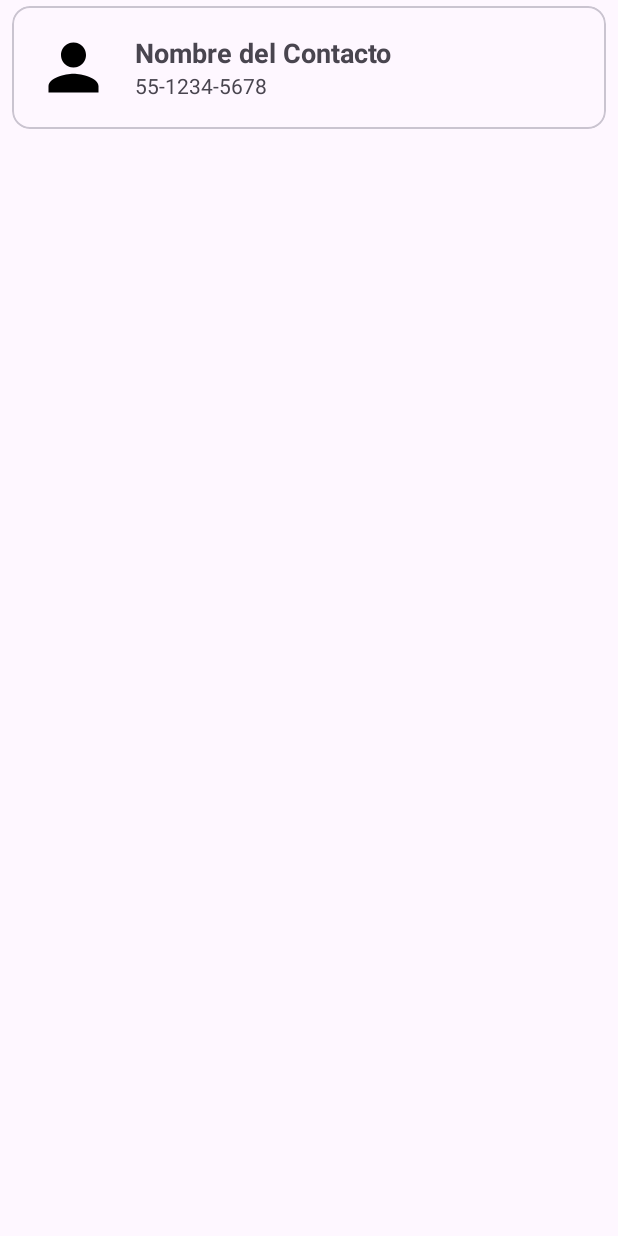
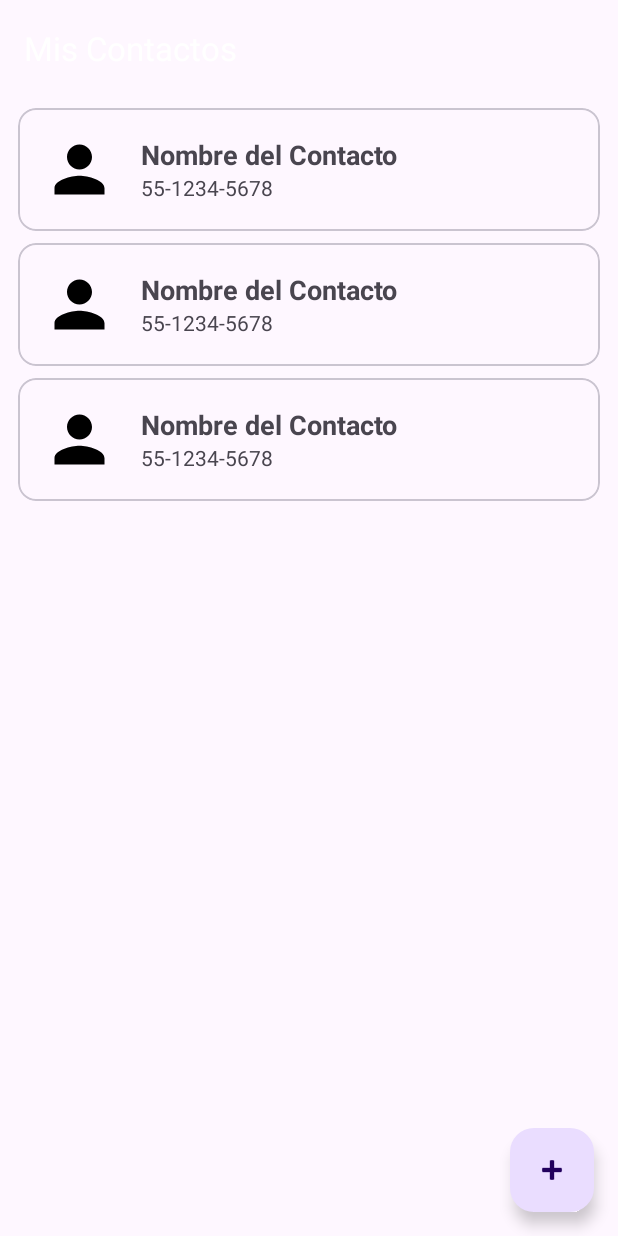
Before and after one commit to mario32111/PracticasAndroid, an Android app: the layout activity_contactos.xml on its own in the app's theme, with its tools: preview values and no code run, on a phone screen of 412 x 824 dp. Run offline under Robolectric (Android 15) with nearby library versions, the phone set to English and light mode, and no system bars.

Commit message:
feat: cerrar sesion

```diff
--- a/PraticaAgenda/app/src/main/java/com/example/praticaagenda/ContactosActivity.kt
+++ b/PraticaAgenda/app/src/main/java/com/example/praticaagenda/ContactosActivity.kt
@@ -1,20 +1,55 @@
 package com.example.praticaagenda
 
+import android.content.Intent
 import android.os.Bundle
-import androidx.activity.enableEdgeToEdge
+import android.view.Menu
+import android.view.MenuItem
+import android.widget.Toast
 import androidx.appcompat.app.AppCompatActivity
-import androidx.core.view.ViewCompat
-import androidx.core.view.WindowInsetsCompat
+import androidx.appcompat.widget.Toolbar // Importar Toolbar de appcompat
 
 class ContactosActivity : AppCompatActivity() {
+
     override fun onCreate(savedInstanceState: Bundle?) {
         super.onCreate(savedInstanceState)
-        enableEdgeToEdge()
         setContentView(R.layout.activity_contactos)
-        ViewCompat.setOnApplyWindowInsetsListener(findViewById(R.id.main)) { v, insets ->
-            val systemBars = insets.getInsets(WindowInsetsCompat.Type.systemBars())
-            v.setPadding(systemBars.left, systemBars.top, systemBars.right, systemBars.bottom)
-            insets
+
+        // 1. Obtener la referencia al Toolbar usando el ID 'toolbar'
+        val toolbar: Toolbar = findViewById(R.id.toolbar)
+
+        // 2. Establecer el Toolbar como la ActionBar de la actividad
+        setSupportActionBar(toolbar)
+
+        // Configurar el título del Toolbar (opcional, ya está en XML)
+        // supportActionBar?.title = "Mis Contactos"
+
+        // (El resto del código de ViewCompat es opcional si usas enableEdgeToEdge)
+    }
+
+    // 3. Inflar (cargar) el menú en la Toolbar
+    override fun onCreateOptionsMenu(menu: Menu?): Boolean {
+        // Asumiendo que el archivo de menú se llama menu_contactos.xml
+        menuInflater.inflate(R.menu.menu_contactos_list, menu)
+        return true
+    }
+
+    // 4. Manejar las acciones del menú
+    override fun onOptionsItemSelected(item: MenuItem): Boolean {
+        return when (item.itemId) {
+            R.id.action_logout -> {
+                // Lógica para cerrar la sesión:
+                // 1. Eliminar datos de sesión (ej. SharedPreferences)
+                // 2. Redirigir al usuario a la pantalla de Login (MainActivity)
+
+                Toast.makeText(this, "Cerrando sesión...", Toast.LENGTH_SHORT).show()
+
+                 val intent = Intent(this, MainActivity::class.java)
+                 intent.flags = Intent.FLAG_ACTIVITY_NEW_TASK or Intent.FLAG_ACTIVITY_CLEAR_TASK
+                 startActivity(intent)
+
+                true
+            }
+            else -> super.onOptionsItemSelected(item)
         }
     }
 }
--- a/PraticaAgenda/app/src/main/res/layout/activity_contactos.xml
+++ b/PraticaAgenda/app/src/main/res/layout/activity_contactos.xml
@@ -1,47 +1,43 @@
-<com.google.android.material.card.MaterialCardView
-    android:id="@+id/main"
+<?xml version="1.0" encoding="utf-8"?>
+<androidx.coordinatorlayout.widget.CoordinatorLayout android:id="@+id/main"
     xmlns:android="http://schemas.android.com/apk/res/android"
+    xmlns:app="http://schemas.android.com/apk/res-auto"
     android:layout_width="match_parent"
-    android:layout_height="wrap_content"
-    android:layout_marginHorizontal="8dp"
-    android:layout_marginVertical="4dp"
-    android:clickable="true"
-    android:focusable="true">
+    android:layout_height="match_parent"
+    android:fitsSystemWindows="true"
+    xmlns:tools="http://schemas.android.com/tools">
 
-    <LinearLayout
+    <com.google.android.material.appbar.AppBarLayout
         android:layout_width="match_parent"
         android:layout_height="wrap_content"
-        android:padding="16dp"
-        android:orientation="horizontal"
-        android:id="@+id/llContactClickArea"> <de.hdodenhof.circleimageview.CircleImageView
-        android:id="@+id/ivFotoContacto"
-        android:layout_width="50dp"
-        android:layout_height="50dp"
-        android:src="@drawable/ic_default_user"
-        android:layout_marginEnd="16dp"/>
+        android:theme="@style/ThemeOverlay.AppCompat.Dark.ActionBar">
 
-        <LinearLayout
-            android:layout_width="0dp"
-            android:layout_height="wrap_content"
-            android:layout_weight="1"
-            android:orientation="vertical"
-            android:layout_gravity="center_vertical">
+        <androidx.appcompat.widget.Toolbar
+            android:id="@+id/toolbar"
+            android:layout_width="match_parent"
+            android:layout_height="?attr/actionBarSize"
+            app:title="Mis Contactos"
+            app:popupTheme="@style/ThemeOverlay.AppCompat.Light"/>
 
-            <TextView
-                android:id="@+id/tvNombreContacto"
-                android:layout_width="wrap_content"
-                android:layout_height="wrap_content"
-                android:text="Nombre del Contacto"
-                android:textSize="18sp"
-                android:textStyle="bold"/>
+    </com.google.android.material.appbar.AppBarLayout>
 
-            <TextView
-                android:id="@+id/tvTelefonoContacto"
-                android:layout_width="wrap_content"
-                android:layout_height="wrap_content"
-                android:text="55-1234-5678"
-                android:textSize="14sp"
-                android:textColor="?android:attr/textColorSecondary"/>
-        </LinearLayout>
-    </LinearLayout>
-</com.google.android.material.card.MaterialCardView>
+    <androidx.recyclerview.widget.RecyclerView
+        android:id="@+id/rvContactos"
+        android:layout_width="match_parent"
+        android:layout_height="match_parent"
+        android:padding="4dp"
+        tools:listitem="@layout/item_contacto"
+        android:clipToPadding="false"
+        android:scrollbars="vertical"
+        app:layout_behavior="@string/appbar_scrolling_view_behavior"/>
+
+    <com.google.android.material.floatingactionbutton.FloatingActionButton
+        android:id="@+id/fabAddContact"
+        android:layout_width="wrap_content"
+        android:layout_height="wrap_content"
+        android:layout_gravity="bottom|end"
+        android:layout_margin="16dp"
+        android:contentDescription="Agregar nuevo contacto"
+        app:srcCompat="@android:drawable/ic_input_add"/>
+
+</androidx.coordinatorlayout.widget.CoordinatorLayout>
--- /dev/null
+++ b/PraticaAgenda/app/src/main/res/layout/item_contacto.xml
@@ -0,0 +1,49 @@
+<?xml version="1.0" encoding="utf-8"?>
+<com.google.android.material.card.MaterialCardView
+    android:id="@+id/main_card"
+    xmlns:android="http://schemas.android.com/apk/res/android"
+    android:layout_width="match_parent"
+    android:layout_height="wrap_content"
+    android:layout_marginHorizontal="8dp"
+    android:layout_marginVertical="4dp"
+    android:clickable="true"
+    android:focusable="true">
+
+    <LinearLayout
+        android:layout_width="match_parent"
+        android:layout_height="wrap_content"
+        android:padding="16dp"
+        android:orientation="horizontal"
+        android:id="@+id/llContactClickArea">
+        <de.hdodenhof.circleimageview.CircleImageView
+            android:id="@+id/ivFotoContacto"
+            android:layout_width="50dp"
+            android:layout_height="50dp"
+            android:src="@drawable/ic_default_user"
+            android:layout_marginEnd="16dp"/>
+
+        <LinearLayout
+            android:layout_width="0dp"
+            android:layout_height="wrap_content"
+            android:layout_weight="1"
+            android:orientation="vertical"
+            android:layout_gravity="center_vertical">
+
+            <TextView
+                android:id="@+id/tvNombreContacto"
+                android:layout_width="wrap_content"
+                android:layout_height="wrap_content"
+                android:text="Nombre del Contacto"
+                android:textSize="18sp"
+                android:textStyle="bold"/>
+
+            <TextView
+                android:id="@+id/tvTelefonoContacto"
+                android:layout_width="wrap_content"
+                android:layout_height="wrap_content"
+                android:text="55-1234-5678"
+                android:textSize="14sp"
+                android:textColor="?android:attr/textColorSecondary"/>
+        </LinearLayout>
+    </LinearLayout>
+</com.google.android.material.card.MaterialCardView>
--- a/PraticaAgenda/app/src/main/res/menu/menu_detalle_contacto.xml
+++ b/PraticaAgenda/app/src/main/res/menu/menu_detalle_contacto.xml
@@ -1,6 +1,7 @@
 <?xml version="1.0" encoding="utf-8"?>
 <menu xmlns:android="http://schemas.android.com/apk/res/android"
     xmlns:app="http://schemas.android.com/apk/res-auto">
+
     <item
         android:id="@+id/action_editar"
         android:title="Editar Contacto"
@@ -11,5 +12,5 @@
         android:id="@+id/action_eliminar"
         android:title="Eliminar Contacto"
         android:icon="@drawable/ic_delete"
-        app:showAsAction="never"/>
+        app:showAsAction="ifRoom"/>
 </menu>
```
